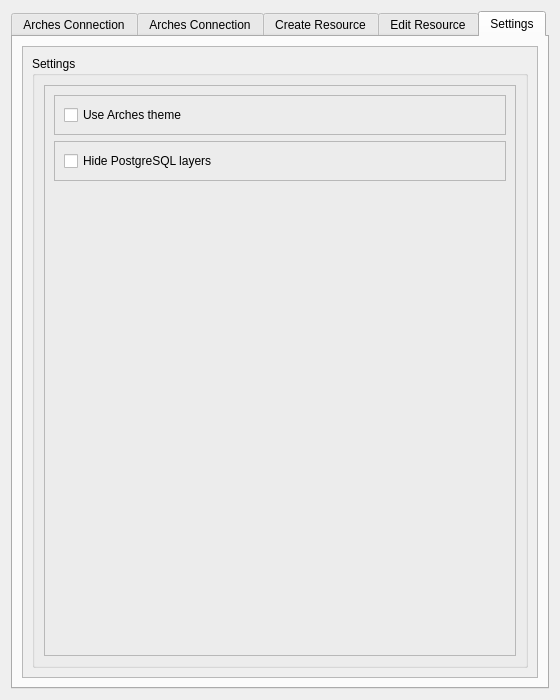
This is arches_project_dialog_base.ui in k-int/arches-qgis-plugin as Qt 5 draws it before an edit. The edited form follows.
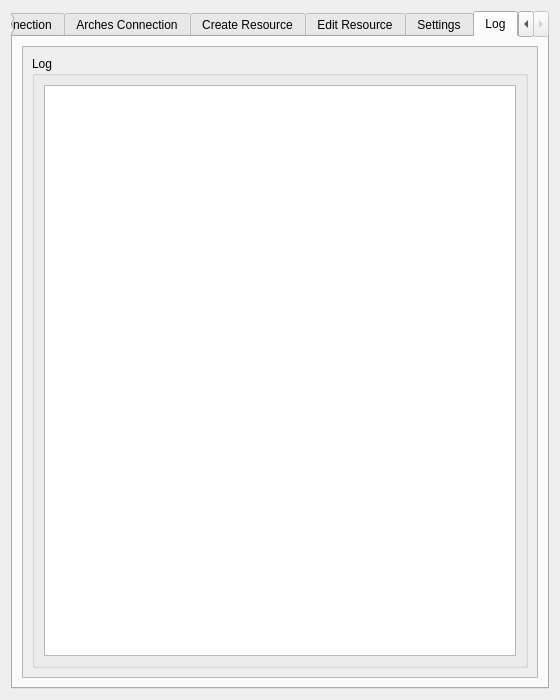
This is the edited form. The open tabs and pages were chosen to show the change. Icons and pictures are not drawn.

Commit message: Add logging tab

Diff of the .ui file:
```diff
--- a/arches_project_dialog_base.ui
+++ b/arches_project_dialog_base.ui
@@ -931,6 +931,48 @@
        </item>
       </layout>
      </widget>
+     <widget class="QWidget" name="tab">
+      <attribute name="title">
+       <string>Log</string>
+      </attribute>
+      <layout class="QVBoxLayout" name="verticalLayout_37">
+       <item>
+        <widget class="QScrollArea" name="scrollArea_6">
+         <property name="widgetResizable">
+          <bool>true</bool>
+         </property>
+         <widget class="QWidget" name="scrollAreaWidgetContents_6">
+          <property name="geometry">
+           <rect>
+            <x>0</x>
+            <y>0</y>
+            <width>518</width>
+            <height>632</height>
+           </rect>
+          </property>
+          <layout class="QVBoxLayout" name="verticalLayout_35">
+           <item>
+            <widget class="QGroupBox" name="groupBox_6">
+             <property name="title">
+              <string>Log</string>
+             </property>
+             <layout class="QVBoxLayout" name="verticalLayout_36">
+              <item>
+               <widget class="QTextEdit" name="textEdit">
+                <property name="readOnly">
+                 <bool>true</bool>
+                </property>
+               </widget>
+              </item>
+             </layout>
+            </widget>
+           </item>
+          </layout>
+         </widget>
+        </widget>
+       </item>
+      </layout>
+     </widget>
     </widget>
    </item>
   </layout>
```
Left out of the diff: 21 changed lines with no effect on the pictures. The commit also changes 1 other file.
